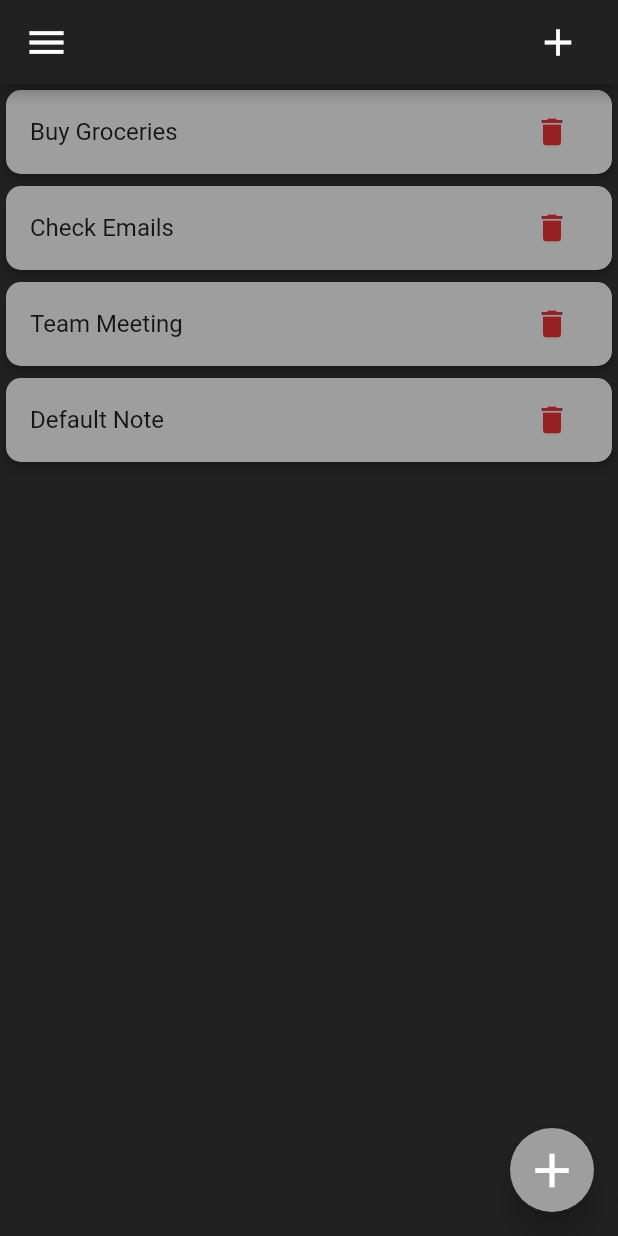
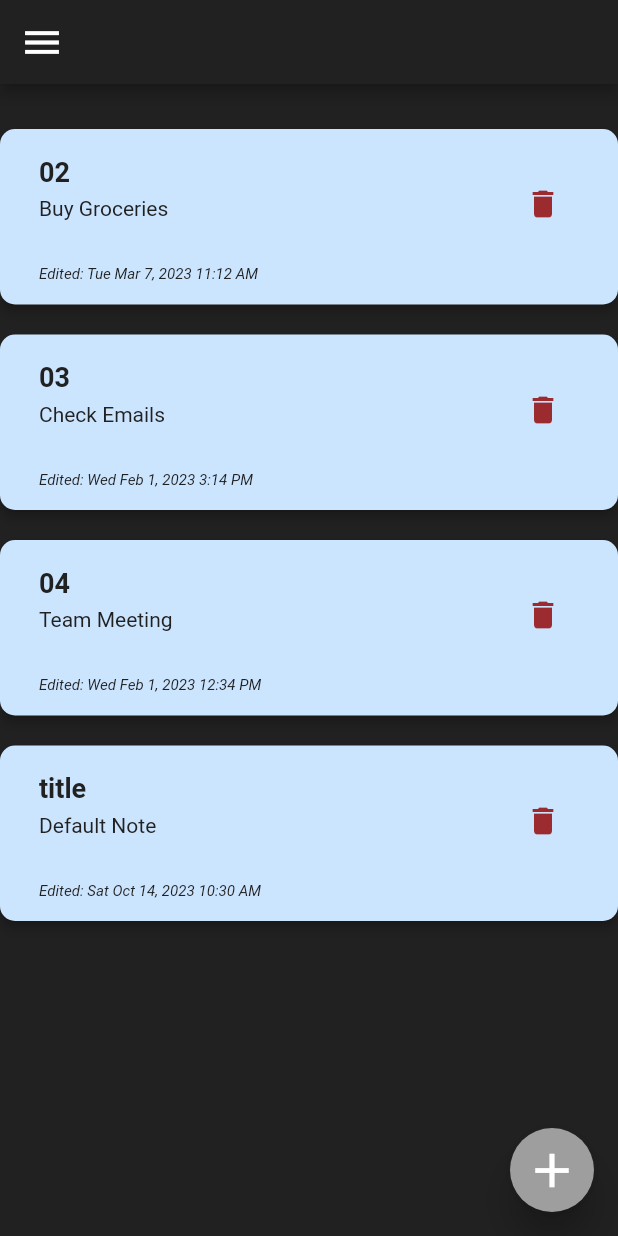
Before and after one commit to eycis/todo, a Flutter app: the screen it shows after launch, after a tap on the "delete" icon, after a tap on the "add" icon, on a phone screen of 412 x 824 dp. Run offline on Flutter 3.47's test engine with Material 2 defaults, Android fonts, the phone set to English and light mode, and no system bars.

Commit message:
edits- sat

```diff
--- /dev/null
+++ b/lib/constants/randoms.dart
@@ -0,0 +1,14 @@
+import 'package:flutter/material.dart';
+
+List<Color> randoms = [
+  const Color(0xFFCCE5FF), // light blue
+  const Color(0xFFD7F9E9), // pale green
+  const Color(0xFFFFF8E1), // pale yellow
+  const Color(0xFFF5E6CC), // beige
+  const Color(0xFFFFD6D6), // light pink
+  const Color(0xFFE5E5E5), // light grey
+  const Color(0xFFFFF0F0), // pale pink
+  const Color(0xFFE6F9FF), // pale blue
+  const Color(0xFFD4EDDA), // mint green
+  const Color(0xFFFFF3CD), // pale orange
+];
--- /dev/null
+++ b/lib/constants/styles copy.dart
@@ -0,0 +1,10 @@
+import 'package:flutter/material.dart';
+
+abstract class AppPalette {
+  const AppPalette._();
+}
+
+const Color white = Colors.white;
+const Color grey = Colors.grey;
+Color black = Colors.grey.shade900;
+Color red = Color.fromARGB(218, 148, 12, 12);
--- a/lib/constants/styles.dart
+++ b/lib/constants/styles.dart
@@ -8,3 +8,10 @@ const Color white = Colors.white;
 const Color grey = Colors.grey;
 Color black = Colors.grey.shade900;
 Color red = Color.fromARGB(218, 148, 12, 12);
+
+TextStyle text_title = TextStyle(
+    color: black, fontWeight: FontWeight.bold, fontSize: 18, height: 1.5);
+TextStyle text_norm = TextStyle(
+    color: black, fontWeight: FontWeight.normal, fontSize: 14, height: 1.5);
+TextStyle datetime =
+    TextStyle(color: black, fontStyle: FontStyle.italic, fontSize: 10);
--- a/lib/main.dart
+++ b/lib/main.dart
@@ -1,8 +1,8 @@
 import 'package:flutter/material.dart';
 import 'package:todo/todo_mockups/mockup.dart';
-//import 'screens/main_todo_list.dart';
 import 'screens/main_screen.dart';
 import 'screens/app_bar.dart';
+import 'dart:math';
 
 void main() {
   runApp(MyApp());
--- a/lib/screens/app_bar.dart
+++ b/lib/screens/app_bar.dart
@@ -3,10 +3,8 @@ import 'package:todo/constants/styles.dart';
 import 'package:todo/screens/main_screen.dart';
 
 class CustomAppBar extends StatefulWidget implements PreferredSizeWidget {
-  const CustomAppBar(
-      {super.key, required this.listCount, required this.onListCountUpdated});
+  const CustomAppBar({super.key, required this.listCount});
   final int listCount;
-  final Function(int) onListCountUpdated;
 
   @override
   State<CustomAppBar> createState() => _CustomAppBarState();
@@ -19,49 +17,18 @@ class _CustomAppBarState extends State<CustomAppBar> {
   @override
   Widget build(BuildContext context) {
     return AppBar(
-      backgroundColor: black,
-      title: const Text(
-        'ToDo List',
-        style: TextStyle(
-          color: white,
-          fontSize: 30,
-        ),
-      ),
-      actions: [
-        Container(
-          padding: const EdgeInsets.only(left: 16),
-          child: const Icon(
+        backgroundColor: black,
+        leading:
+            //padding: const EdgeInsets.only(left: 16),
+            IconButton(
+          icon: const Icon(
             Icons.menu,
             color: white,
             size: 30,
           ),
-        ),
-        const Spacer(),
-        /*
-        Container(
-          padding: const EdgeInsets.only(top: 8),
-          child: const Text(
-            'ToDo List',
-            style: TextStyle(
-              color: white,
-              fontSize: 24,
-            ),
-          ),
-        ),
-        const Spacer(),*/
-        //tohle tlačítko bude nahrazeno floating action button.
-        Container(
-            padding: const EdgeInsets.only(right: 16),
-            child: IconButton(
-                icon: const Icon(
-                  Icons.add,
-                  color: white,
-                  size: 30,
-                ),
-                onPressed: () {
-                  widget.onListCountUpdated(widget.listCount);
-                })),
-      ],
-    );
+          onPressed: () {},
+        )
+        //TODO: přidat vysunutí boční lišty při stisku na tlačítko menu.
+        );
   }
 }
--- a/lib/screens/main_screen.dart
+++ b/lib/screens/main_screen.dart
@@ -1,8 +1,14 @@
+import 'dart:math';
+
 import 'package:flutter/material.dart';
+import 'package:intl/intl.dart';
+import 'package:todo/constants/randoms.dart';
 import 'package:todo/constants/styles.dart';
 import 'package:todo/screens/app_bar.dart';
 import 'package:todo/todo_mockups/mockup.dart';
 
+//TODO: přidat screen pro rozkliknutí todo.
+//TODO: přidat edit inputu
 class MainScreen extends StatefulWidget {
   MainScreen({Key? key}) : super(key: key);
 
@@ -16,58 +22,83 @@ class _MainScreenState extends State<MainScreen> {
   List<ToDo> todos = ToDo.todoList();
   List<ToDo> todoList = [];
 
-  void _incrementListCount(int newCount) {
+  void _addDefaultNote() {
     setState(() {
-      listCount = newCount + 1;
-      _addDefaultNote();
+      //TODO: upravit metodu pro přidání todočka
+      todos.add(ToDo(
+          todoText: 'Default Note',
+          title: 'title',
+          modifiedTime: DateTime.now()));
+      //tady přidat automatické přesunutí kurzoru do inputu.
     });
   }
 
-  void _addDefaultNote() {
-    setState(() {
-      todos.add(ToDo(todoText: 'Default Note'));
-    });
+  getRandomColor() {
+    Random random = Random();
+    return randoms[random.nextInt(randoms.length)];
   }
 
   @override
   Widget build(BuildContext context) {
     return Scaffold(
       backgroundColor: black,
-      appBar: CustomAppBar(
-        listCount: todos.length,
-        onListCountUpdated: _incrementListCount,
-      ),
+      //TODO: upravit získávání proměnné listCount.
+      appBar: CustomAppBar(listCount: todos.length),
       body: ListView.builder(
+        padding: EdgeInsets.only(top: 30),
         itemCount: todos.length,
         //physics: const NeverScrollableScrollPhysics(),
         shrinkWrap: true,
         itemBuilder: (BuildContext context, int index) {
           return Card(
+            margin: const EdgeInsets.only(bottom: 20),
+            color: getRandomColor(),
             elevation: 3,
             shape:
                 RoundedRectangleBorder(borderRadius: BorderRadius.circular(10)),
-            color: grey,
+            child: Padding(
+              padding: const EdgeInsets.all(10.0),
               child: ListTile(
-              //title:richText(text:const TextSpan(
-              //text: '${todos[index].title} \n',
-              //style: ...
+                onTap: () async {},
+                title: RichText(
+                  maxLines: 3,
+                  overflow: TextOverflow.ellipsis,
+                  text: TextSpan(
+                    text: '${todos[index].title} \n',
+                    style: text_title,
+                    children: <TextSpan>[
+                      TextSpan(
+                        text: '${todos[index].todoText} \n',
+                        style: text_norm,
+                      ),
+                    ],
+                  ),
+                ),
+                subtitle: Padding(
+                  padding: const EdgeInsets.only(top: 8.0),
+                  child: Text(
+                    'Edited: ${DateFormat('EEE MMM d, yyyy h:mm a').format(todos[index].modifiedTime)}',
+                    style: datetime,
+                  ),
+                ),
                 trailing: IconButton(
                   icon: Icon(Icons.delete),
                   color: red,
                   onPressed: () {
                     setState(() {
                       todos.removeAt(index);
-                    //přidat smazání i z listu.
                     });
                   },
                 ),
-              title: Text(todos[index].todoText ?? ''),
+              ),
             ),
           );
         },
       ),
       floatingActionButton: FloatingActionButton(
-        onPressed: () {},
+        onPressed: () {
+          _addDefaultNote();
+        },
         elevation: 10,
         backgroundColor: grey,
         child: const Icon(
--- a/lib/todo_mockups/mockup.dart
+++ b/lib/todo_mockups/mockup.dart
@@ -1,14 +1,32 @@
 class ToDo {
   String? todoText;
+  String? title;
+  DateTime modifiedTime;
 
-  ToDo({required this.todoText});
+  ToDo(
+      {required this.todoText,
+      required this.title,
+      required this.modifiedTime});
 
   static List<ToDo> todoList() {
     return [
-      ToDo(todoText: 'Morning Excercise'),
-      ToDo(todoText: 'Buy Groceries'),
-      ToDo(todoText: 'Check Emails'),
-      ToDo(todoText: 'Team Meeting'),
+      ToDo(
+        todoText: 'Morning Excercise',
+        title: '01',
+        modifiedTime: DateTime(2022, 1, 1, 34, 5),
+      ),
+      ToDo(
+          todoText: 'Buy Groceries',
+          title: '02',
+          modifiedTime: DateTime(2023, 3, 7, 11, 12)),
+      ToDo(
+          todoText: 'Check Emails',
+          title: '03',
+          modifiedTime: DateTime(2023, 2, 1, 15, 14)),
+      ToDo(
+          todoText: 'Team Meeting',
+          title: '04',
+          modifiedTime: DateTime(2023, 2, 1, 12, 34)),
     ];
   }
 }
--- a/pubspec.yaml
+++ b/pubspec.yaml
@@ -35,6 +35,7 @@ dependencies:
   # The following adds the Cupertino Icons font to your application.
   # Use with the CupertinoIcons class for iOS style icons.
   cupertino_icons: ^1.0.2
+  intl: ^0.18.1
 
 dev_dependencies:
   flutter_test:
```
Also changed, not shown: pubspec.lock. Lines whose indentation alone changed are shown as unchanged.
